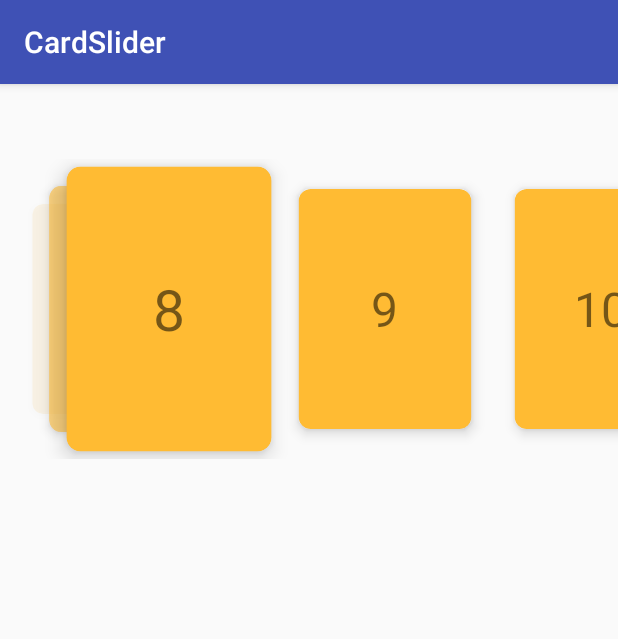
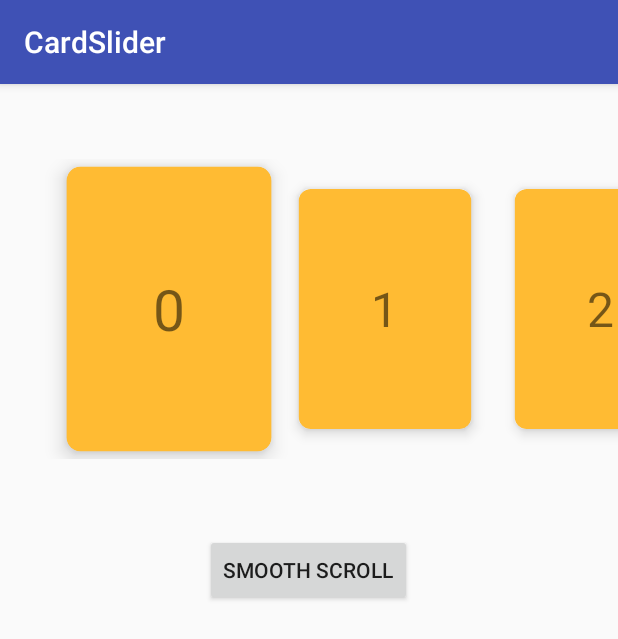
Before and after one commit to Ramotion/cardslider-android, an Android app: the screen it shows after launch (MainActivity), on a phone screen of 412 x 824 dp. Shown: the top 639 px of the screen. Run offline under Robolectric (Android 15) with nearby library versions, the phone set to English and light mode, and no system bars.

Commit message:
Refactor simple example

```diff
--- a/card-slider-simple-example/src/main/java/com/ramotion/cardslider/example/simple/MainActivity.java
+++ b/card-slider-simple-example/src/main/java/com/ramotion/cardslider/example/simple/MainActivity.java
@@ -1,12 +1,13 @@
 package com.ramotion.cardslider.example.simple;
 
+import android.os.Bundle;
 import android.support.v7.app.AppCompatActivity;
-import android.os.Bundle;
-import android.support.v7.widget.LinearLayoutManager;
 import android.support.v7.widget.RecyclerView;
+import android.view.View;
+import android.widget.Button;
 
 import com.ramotion.cardslider.CardSliderLayoutManager;
-import com.ramotion.cardslider.SliderAdapter;
+import com.ramotion.cardslider.CardSnapHelper;
 
 public class MainActivity extends AppCompatActivity {
 
@@ -19,13 +20,20 @@ public class MainActivity extends AppCompatActivity {
         super.onCreate(savedInstanceState);
         setContentView(R.layout.activity_main);
         initSlider();
+
+        ((Button)findViewById(R.id.button)).setOnClickListener(new View.OnClickListener() {
+            @Override
+            public void onClick(View view) {
+                recyclerView.smoothScrollToPosition(20);
+            }
+        });
     }
 
     private void initSlider() {
         recyclerView = (RecyclerView) findViewById(R.id.recycler_view);
         recyclerView.setAdapter(sliderAdapter);
         recyclerView.setLayoutManager(new CardSliderLayoutManager());
-        recyclerView.scrollToPosition(8);
+        new CardSnapHelper().attachToRecyclerView(recyclerView);
     }
 
 }
--- a/card-slider/src/main/java/com/ramotion/cardslider/SliderAdapter.java
+++ b/card-slider-simple-example/src/main/java/com/ramotion/cardslider/example/simple/SliderAdapter.java
@@ -1,4 +1,4 @@
-package com.ramotion.cardslider;
+package com.ramotion.cardslider.example.simple;
 
 
 import android.support.v7.widget.RecyclerView;
@@ -12,7 +12,7 @@ public class SliderAdapter extends RecyclerView.Adapter<SliderCard> {
     public SliderCard onCreateViewHolder(ViewGroup parent, int viewType) {
         View view = LayoutInflater
                 .from(parent.getContext())
-                .inflate(R.layout.layout_slider_card, parent, false);
+                .inflate(com.ramotion.cardslider.R.layout.layout_slider_card, parent, false);
 
         return new SliderCard(view);
     }
--- a/card-slider/src/main/java/com/ramotion/cardslider/SliderCard.java
+++ b/card-slider-simple-example/src/main/java/com/ramotion/cardslider/example/simple/SliderCard.java
@@ -1,4 +1,4 @@
-package com.ramotion.cardslider;
+package com.ramotion.cardslider.example.simple;
 
 import android.support.v7.widget.RecyclerView;
 import android.view.View;
@@ -11,7 +11,7 @@ class SliderCard extends RecyclerView.ViewHolder {
     SliderCard(View itemView) {
         super(itemView);
 
-        labelNumber = (TextView) itemView.findViewById(R.id.label_number);
+        labelNumber = (TextView) itemView.findViewById(com.ramotion.cardslider.R.id.label_number);
     }
 
     void setContent(int content) {
--- a/card-slider-simple-example/src/main/res/layout/activity_main.xml
+++ b/card-slider-simple-example/src/main/res/layout/activity_main.xml
@@ -14,4 +14,12 @@
         android:layout_width="match_parent"
         android:layout_height="200dp"/>
 
+    <Button
+        android:id="@+id/button"
+        android:layout_width="wrap_content"
+        android:layout_height="wrap_content"
+        android:layout_marginTop="50dp"
+        android:layout_gravity="center"
+        android:text="smooth scroll" />
+
 </LinearLayout>
```
